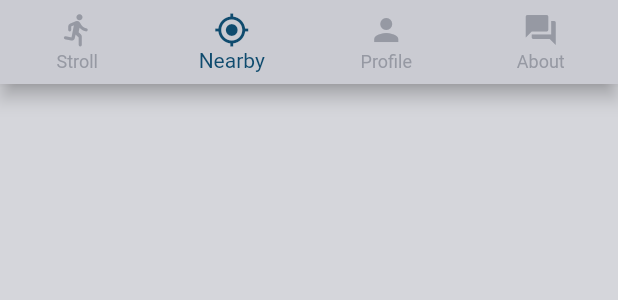
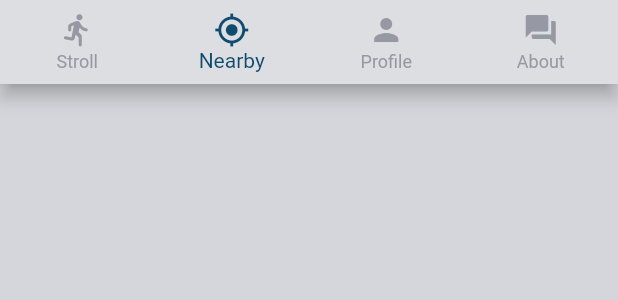
Before and after one commit to GregoryKogan/Insighter-Frontend, a Flutter app: the BottomNav widget shown alone on an empty page, opened directly, on a phone screen of 412 x 824 dp. Shown: the top 300 px of the screen. Run offline on Flutter 3.47's test engine with Material 2 defaults, Android fonts, the phone set to English and light mode, and no system bars; our stand-ins replace flutter_secure_storage, geocoding, geolocator, get, get_storage; missing offline and left inert: jwt_decode; accounts and stored records are empty; network calls fail.

Commit message:
BottomNavBar background repainted

```diff
--- a/mw_insider/lib/widgets/main_page/bottom_nav.dart
+++ b/mw_insider/lib/widgets/main_page/bottom_nav.dart
@@ -33,9 +33,9 @@ class _BottomNavState extends State<BottomNav> {
   Widget build(BuildContext context) {
     return Theme(
       data: Theme.of(context).copyWith(
-          canvasColor: ColorService.darken(
-              context.theme.extension<Palette>()!.background!,
-              amount: 0.04)),
+          canvasColor: ColorService.intensify(
+              context.theme.extension<Palette>()!.background!, context.theme,
+              amount: 0.03)),
       child: BottomNavigationBarTheme(
         data: BottomNavigationBarThemeData(
           selectedItemColor: context.theme.extension<Palette>()!.cyan,
```
